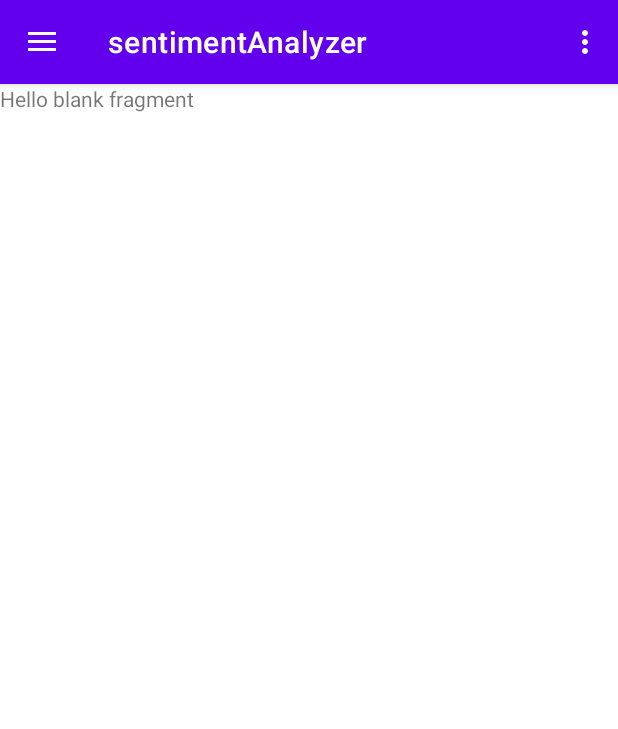
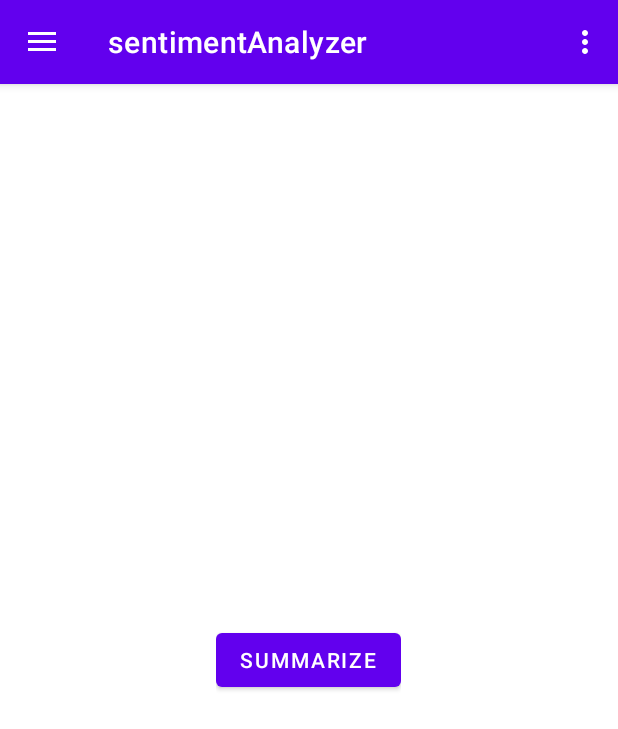
Before and after one commit to DeeveshBeegun/sentiment-analyzer, an Android app: the fragment SummarizerFragment placed in its activity, on a phone screen of 412 x 824 dp. Shown: the top 729 px of the screen. Run offline under Robolectric (Android 15) with nearby library versions, the light colour scheme and no system bars; our stand-ins replace Volley, navigation-ui.

Commit message:
Add result fragment

```diff
--- a/app/src/main/java/com/example/sentimentanalyzer/SummarizerFragment.java
+++ b/app/src/main/java/com/example/sentimentanalyzer/SummarizerFragment.java
@@ -3,62 +3,37 @@ package com.example.sentimentanalyzer;
 import android.os.Bundle;
 
 import androidx.fragment.app.Fragment;
+import androidx.fragment.app.FragmentTransaction;
 
 import android.view.LayoutInflater;
 import android.view.View;
 import android.view.ViewGroup;
+import android.widget.Button;
 
-/**
- * A simple {@link Fragment} subclass.
- * Use the {@link SummarizerFragment#newInstance} factory method to
- * create an instance of this fragment.
- */
+import com.example.sentimentanalyzer.resultFragment.SummarizerFragmentResult;
+
 public class SummarizerFragment extends Fragment {
-
-    // TODO: Rename parameter arguments, choose names that match
-    // the fragment initialization parameters, e.g. ARG_ITEM_NUMBER
-    private static final String ARG_PARAM1 = "param1";
-    private static final String ARG_PARAM2 = "param2";
-
-    // TODO: Rename and change types of parameters
-    private String mParam1;
-    private String mParam2;
-
-    public SummarizerFragment() {
-        // Required empty public constructor
-    }
-
-    /**
-     * Use this factory method to create a new instance of
-     * this fragment using the provided parameters.
-     *
-     * @param param1 Parameter 1.
-     * @param param2 Parameter 2.
-     * @return A new instance of fragment SummarizerFragment.
-     */
-    // TODO: Rename and change types and number of parameters
-    public static SummarizerFragment newInstance(String param1, String param2) {
-        SummarizerFragment fragment = new SummarizerFragment();
-        Bundle args = new Bundle();
-        args.putString(ARG_PARAM1, param1);
-        args.putString(ARG_PARAM2, param2);
-        fragment.setArguments(args);
-        return fragment;
-    }
-
-    @Override
-    public void onCreate(Bundle savedInstanceState) {
-        super.onCreate(savedInstanceState);
-        if (getArguments() != null) {
-            mParam1 = getArguments().getString(ARG_PARAM1);
-            mParam2 = getArguments().getString(ARG_PARAM2);
-        }
-    }
 
     @Override
     public View onCreateView(LayoutInflater inflater, ViewGroup container,
                              Bundle savedInstanceState) {
         // Inflate the layout for this fragment
-        return inflater.inflate(R.layout.fragment_summarizer, container, false);
+        View view = inflater.inflate(R.layout.fragment_summarizer, container, false);
+
+        Button summarizeButton = (Button) view.findViewById(R.id.summarize);
+
+        summarizeButton.setOnClickListener(view1 -> {
+            var fragment = new SummarizerFragmentResult();
+            replaceFragment(fragment);
+        });
+
+        return view;
+    }
+
+    public void replaceFragment(Fragment fragment) {
+        FragmentTransaction transaction = getFragmentManager().beginTransaction();
+        transaction.replace(R.id.fragment_container, fragment);
+        transaction.addToBackStack(null);
+        transaction.commit();
     }
 }
--- a/app/src/main/res/layout/fragment_summarizer.xml
+++ b/app/src/main/res/layout/fragment_summarizer.xml
@@ -1,14 +1,28 @@
 <?xml version="1.0" encoding="utf-8"?>
-<FrameLayout xmlns:android="http://schemas.android.com/apk/res/android"
+<RelativeLayout xmlns:android="http://schemas.android.com/apk/res/android"
     xmlns:tools="http://schemas.android.com/tools"
     android:layout_width="match_parent"
     android:layout_height="match_parent"
     tools:context=".SummarizerFragment">
 
-    <!-- TODO: Update blank fragment layout -->
-    <TextView
-        android:layout_width="match_parent"
-        android:layout_height="match_parent"
-        android:text="@string/hello_blank_fragment" />
 
-</FrameLayout>
+    <LinearLayout
+        android:layout_width="wrap_content"
+        android:layout_height="wrap_content"
+        android:layout_centerInParent="true">
+
+        <Button
+            android:id="@+id/summarize"
+            android:layout_width="wrap_content"
+            android:layout_height="wrap_content"
+            android:text="@string/summarize"/>
+
+    </LinearLayout>
+
+
+
+
+
+
+
+</RelativeLayout>
--- a/app/src/main/res/values/strings.xml
+++ b/app/src/main/res/values/strings.xml
@@ -109,4 +109,5 @@
     <string name="home">Home</string>
     <string name="open_nav">Open navigation Drawer</string>
     <string name="close_nav">Close navigation Drawer</string>
+    <string name="summarize">Summarize</string>
 </resources>
```
Also changed, not shown: app/src/main/java/com/example/sentimentanalyzer/HomeFragment.java (+2 -8 lines), app/src/main/java/com/example/sentimentanalyzer/resultFragment/SummarizerFragmentResult.java (renamed from app/src/main/res/xml/data_extraction_rules.xml, +21 -19 lines), app/src/main/res/layout/fragment_sentiment_analysis.xml (+13 -7 lines), app/src/main/res/layout/fragment_summarizer_result.xml (added, +45 -0 lines).
